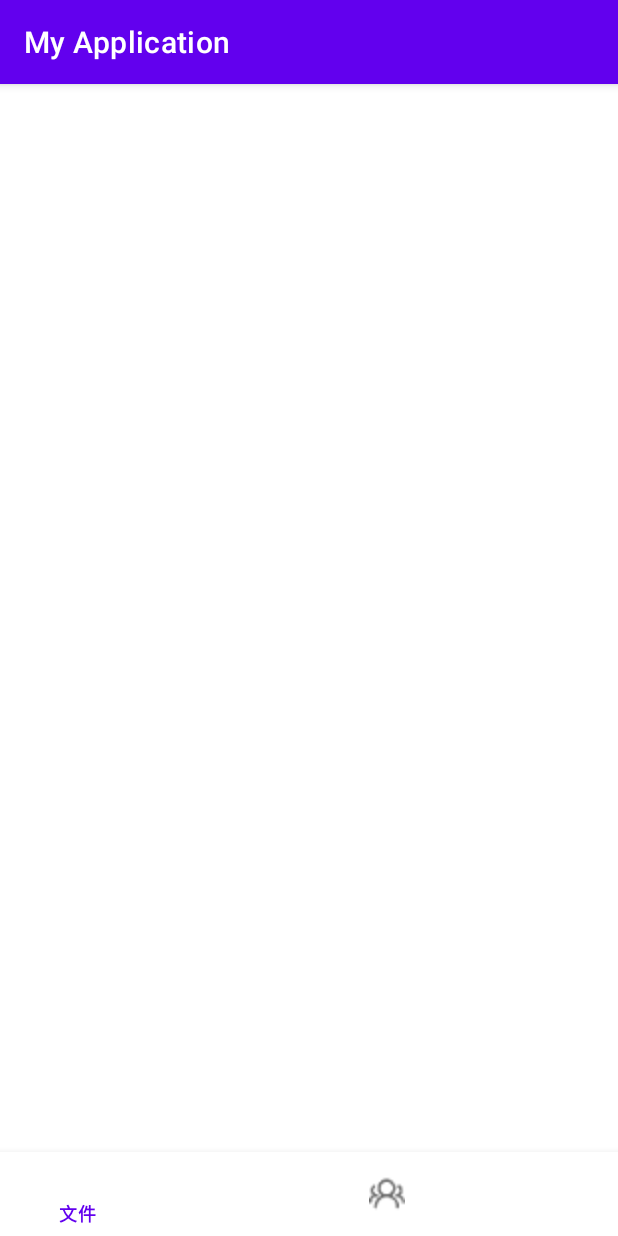
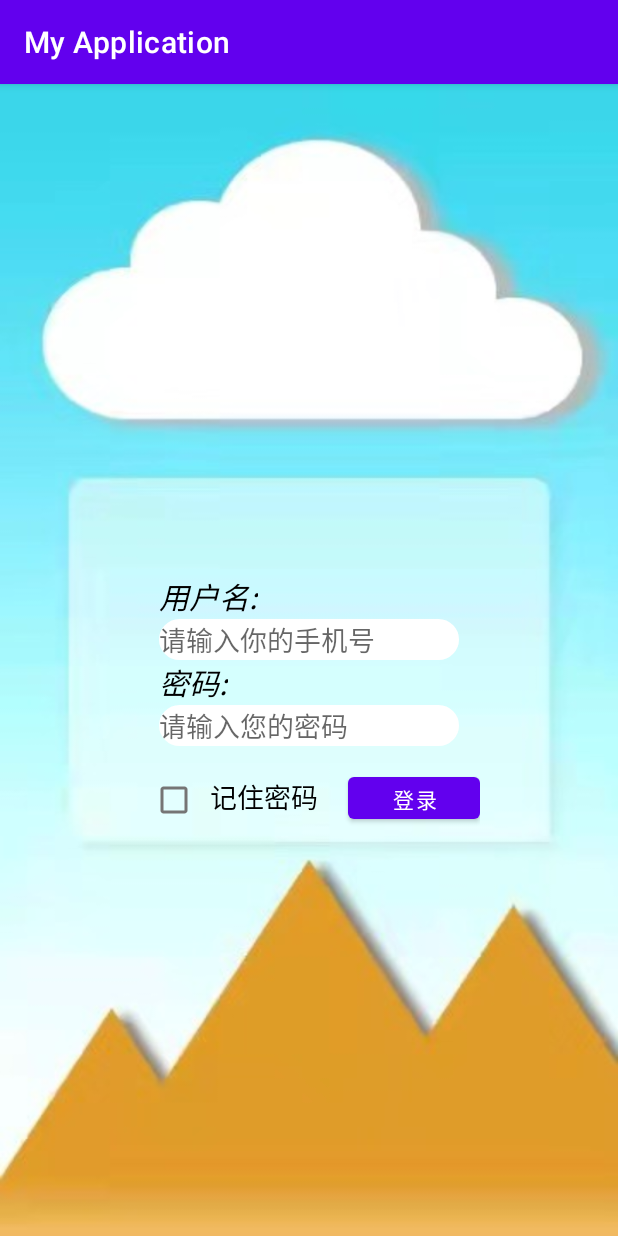
Before and after one commit to TangJingHao/QGWanPan, an Android app: the screen it shows after launch (MainActivity), on a phone screen of 412 x 824 dp. Run offline under Robolectric (Android 15) with nearby library versions, the light colour scheme and no system bars.

Commit message:
登录界面

```diff
--- a/app/src/main/java/com/example/myapplication/View/MainActivity.java
+++ b/app/src/main/java/com/example/myapplication/View/MainActivity.java
@@ -33,8 +33,8 @@ public class MainActivity extends BaseActivity {
     @Override
     protected void onCreate(Bundle savedInstanceState) {
         super.onCreate(savedInstanceState);
-        setContentView(R.layout.activity_main);
-        createView();
+        setContentView(R.layout.activity_login);
+//        createView();
     }
 
     private void createView() {
--- /dev/null
+++ b/app/src/main/res/drawable/edittext_background.xml
@@ -0,0 +1,10 @@
+<?xml version="1.0" encoding="utf-8"?>
+<shape xmlns:android="http://schemas.android.com/apk/res/android"
+    android:shape="rectangle">
+    <stroke android:width="1dp"
+        android:color="@color/white"/>
+    <corners
+        android:radius="90dp"/>
+    <solid
+        android:color="@color/white"/>
+</shape>
--- /dev/null
+++ b/app/src/main/res/layout/activity_login.xml
@@ -0,0 +1,72 @@
+<?xml version="1.0" encoding="utf-8"?>
+<RelativeLayout
+    xmlns:android="http://schemas.android.com/apk/res/android"
+    android:background="@drawable/background"
+    android:layout_width="match_parent"
+    android:layout_height="match_parent">
+    <LinearLayout
+        android:id="@+id/edit_login_ll"
+        android:layout_centerHorizontal="true"
+        android:layout_centerInParent="true"
+        android:layout_width="wrap_content"
+        android:layout_height="wrap_content"
+        android:orientation="vertical">
+        <TextView
+            android:text="用户名:"
+            android:textColor="@color/black"
+            android:textSize="20sp"
+            android:textStyle="italic"
+            android:layout_width="wrap_content"
+            android:layout_height="wrap_content"/>
+        <EditText
+            android:maxLength="11"
+            android:inputType="number"
+            android:id="@+id/username_et"
+            android:textColor="@color/black"
+            android:background="@drawable/edittext_background"
+            android:hint="请输入你的手机号"
+            android:layout_width="200dp"
+            android:layout_height="wrap_content"/>
+        <TextView
+            android:text="密码:"
+            android:textColor="@color/black"
+            android:textSize="20sp"
+            android:textStyle="italic"
+            android:layout_width="wrap_content"
+            android:layout_height="wrap_content"/>
+        <EditText
+            android:id="@+id/password_et"
+            android:hint="请输入您的密码"
+            android:textColor="@color/black"
+            android:inputType="textPassword"
+            android:background="@drawable/edittext_background"
+            android:maxLength="20"
+            android:layout_width="200dp"
+            android:layout_height="wrap_content"/>
+    </LinearLayout>
+
+    <LinearLayout
+        android:layout_width="wrap_content"
+        android:layout_height="wrap_content"
+        android:layout_centerHorizontal="true"
+        android:layout_alignBottom="@id/edit_login_ll"
+        android:layout_marginBottom="-60dp"
+        android:orientation="horizontal">
+        <CheckBox
+            android:id="@+id/remember_cb"
+            android:layout_width="wrap_content"
+            android:layout_height="wrap_content"/>
+        <TextView
+            android:layout_width="wrap_content"
+            android:layout_height="wrap_content"
+            android:textSize="18sp"
+            android:textColor="@color/black"
+            android:text="记住密码"/>
+        <Button
+            android:id="@+id/login_btn"
+            android:layout_width="wrap_content"
+            android:layout_height="40sp"
+            android:layout_marginLeft="20sp"
+            android:text="登录" />
+    </LinearLayout>
+</RelativeLayout>
```
Also changed, not shown: app/src/main/res/drawable/background.jpg (added).
